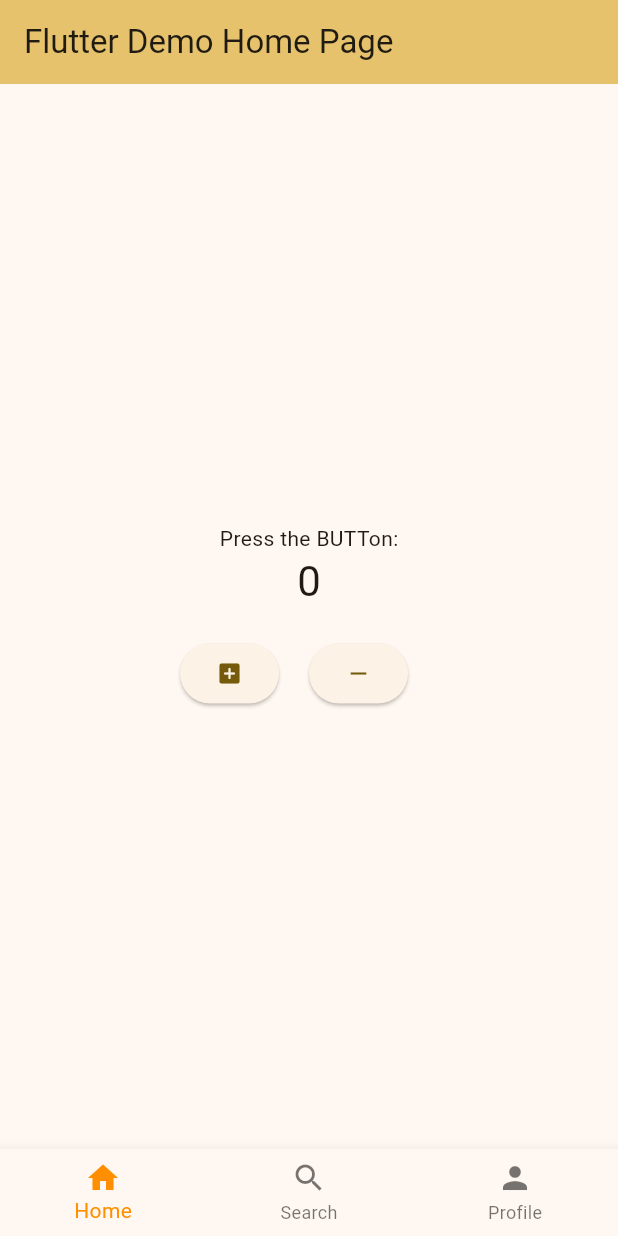
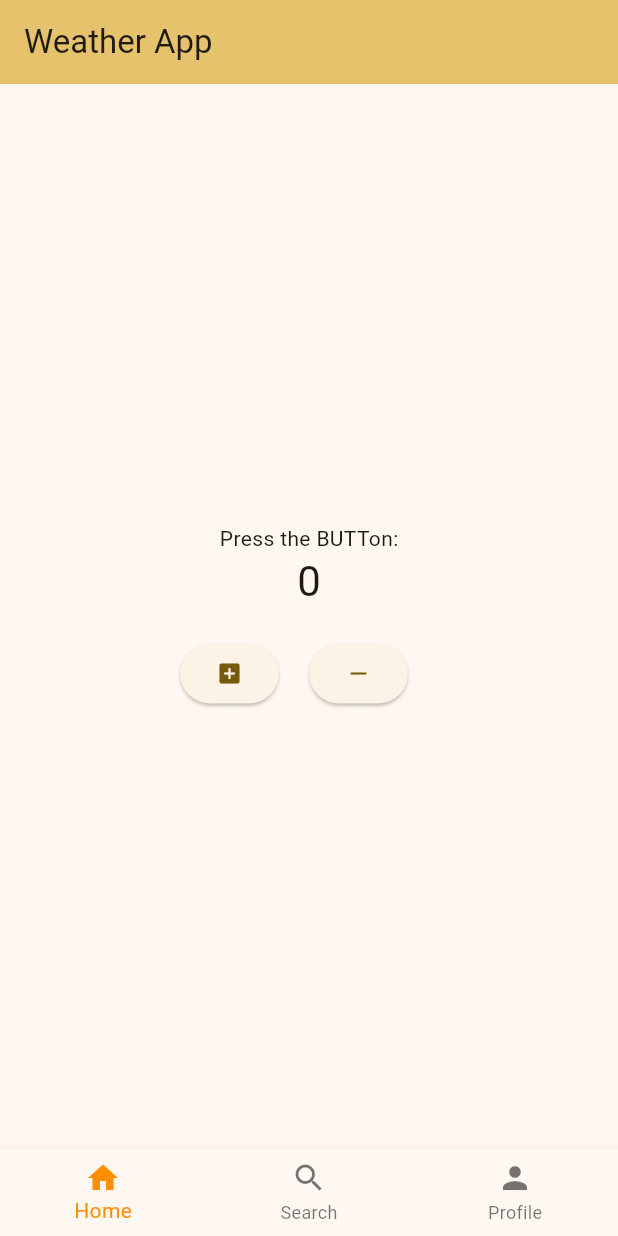
Before and after one commit to samrocks03/LearningFlutter, a Flutter app: the screen it shows after launch, on a phone screen of 412 x 824 dp. Run offline on Flutter 3.47's test engine with Material 2 defaults, Android fonts, the phone set to English and light mode, and no system bars.

```diff
--- a/weather_apk/lib/main.dart
+++ b/weather_apk/lib/main.dart
@@ -61,7 +61,7 @@ class _MyHomePageState extends State<MyHomePage> {
     return Scaffold(
       appBar: AppBar(
         backgroundColor: Theme.of(context).colorScheme.inversePrimary,
-        title: Text(widget.title),
+        title: const Text("Weather App"),
       ),
       body: Center(
         child: Column(
```
Also changed, not shown: 1 other file.
